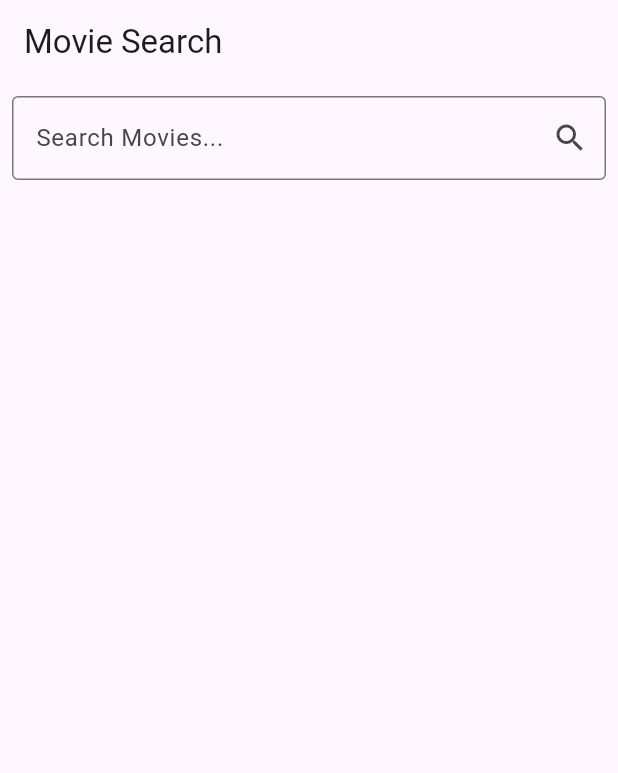
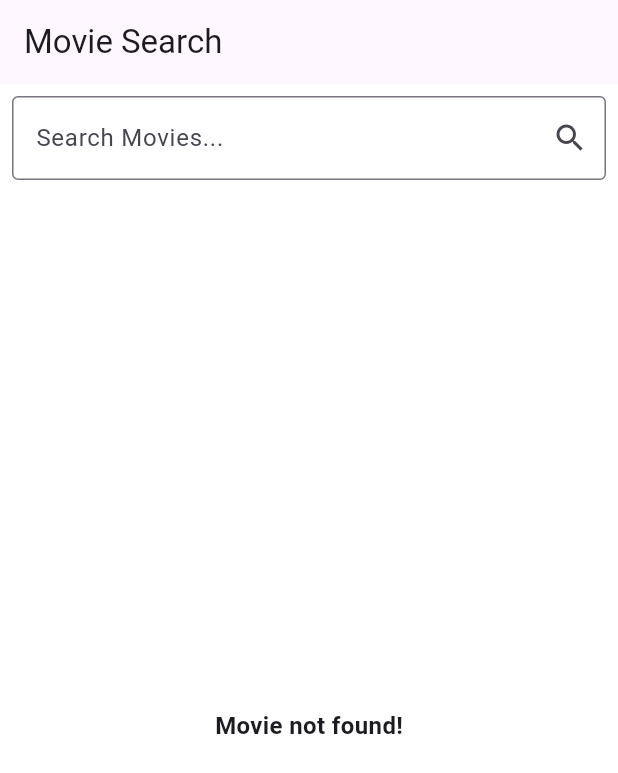
Before and after one commit to justsaagar/OMDB-practical, a Flutter app: the screen it shows after launch, on a phone screen of 412 x 824 dp. Shown: the top 773 px of the screen. Run offline on Flutter 3.47's test engine with Material 3 defaults, Android fonts, the light colour scheme and no system bars; our stand-ins replace cached_network_image, connectivity_plus, get, get_it, internet_connection_checker_plus, loading_animation_widget and 1 more.

Commit message:
Manage: Exception and screen loading in movie search screen

```diff
--- a/lib/app/helper/extension_helper.dart
+++ b/lib/app/helper/extension_helper.dart
@@ -1,4 +1,6 @@
 import 'package:flutter/foundation.dart';
+import 'package:flutter/material.dart';
+import 'package:get/get.dart';
 
 extension SnackBar on String {
   void logs() {
@@ -6,4 +8,8 @@ extension SnackBar on String {
       print(this);
     }
   }
+
+  showError() => Get.snackbar('error'.tr, this, backgroundColor: Colors.red, colorText: Colors.white);
+
+  showSuccess() => Get.snackbar('success'.tr, this, backgroundColor: Colors.green, colorText: Colors.white);
 }
--- a/lib/app/routes/route_constant.dart
+++ b/lib/app/routes/route_constant.dart
@@ -1,5 +1,5 @@
 import 'package:get/get.dart';
-import 'package:omdb_practical/screens/movie_module/movie_details_page.dart';
+import 'package:omdb_practical/screens/movie_module/movie_details/movie_details_page.dart';
 import 'package:omdb_practical/screens/movie_module/movie_search/movie_search_page.dart';
 
 class RouteConstant {
--- a/lib/app/routes/route_helper.dart
+++ b/lib/app/routes/route_helper.dart
@@ -8,5 +8,5 @@ class RouteHelper {
 
   RouteHelper._internal();
 
-  void goToMovieDetails() => Get.toNamed(RouteConstant.movieDetails);
+  void goToMovieDetails(String movieId) => Get.toNamed(RouteConstant.movieDetails, arguments: {'movieId': movieId});
 }
--- a/lib/controller/movie_controller.dart
+++ b/lib/controller/movie_controller.dart
@@ -1,6 +1,7 @@
 import 'package:get/get.dart';
 import 'package:omdb_practical/main.dart';
 import 'package:omdb_practical/repository/movie_repository/movie_repository.dart';
+import 'package:omdb_practical/serializer/movie_details.dart';
 import 'package:omdb_practical/serializer/search_movie.dart';
 
 class MovieController extends GetxController {
@@ -9,4 +10,8 @@ class MovieController extends GetxController {
   Future<List<Movie>> getSearchedMovieList(String movieName) async {
     return await movieRepository.searchMovie(movieName);
   }
+
+  Future<MovieDetails?> getMovieDetails(String movieId) async {
+    return await movieRepository.getMovieDetails(movieId);
+  }
 }
--- a/lib/repository/movie_repository/movie_repository.dart
+++ b/lib/repository/movie_repository/movie_repository.dart
@@ -1,7 +1,8 @@
+import 'package:omdb_practical/serializer/movie_details.dart';
 import 'package:omdb_practical/serializer/search_movie.dart';
 
 abstract class MovieRepository {
   Future<List<Movie>> searchMovie(String movieName);
 
-  Future<Movie> getMovieDetails(String movieId);
+  Future<MovieDetails?> getMovieDetails(String movieId);
 }
--- a/lib/screens/movie_module/movie_search/movie_search_helper.dart
+++ b/lib/screens/movie_module/movie_search/movie_search_helper.dart
@@ -15,7 +15,10 @@ class MovieSearchHelper {
   void updateState() => state.movieController.update();
 
   Future<void> searchMovie() async {
+    apiStatus = ApiStatus.loading;
+    updateState();
     movieList = await state.movieController.getSearchedMovieList(searchController.text);
+    apiStatus = ApiStatus.success;
     updateState();
   }
 }
--- a/lib/screens/movie_module/movie_search/movie_search_page.dart
+++ b/lib/screens/movie_module/movie_search/movie_search_page.dart
@@ -1,6 +1,10 @@
 import 'package:flutter/material.dart';
 import 'package:get/get.dart';
+import 'package:omdb_practical/app/enum/api_status.dart';
 import 'package:omdb_practical/app/helper/extension_helper.dart';
+import 'package:omdb_practical/app/routes/route_helper.dart';
+import 'package:omdb_practical/app/ui/app_image_asset.dart';
+import 'package:omdb_practical/app/ui/app_loader.dart';
 import 'package:omdb_practical/controller/movie_controller.dart';
 import 'package:omdb_practical/screens/movie_module/movie_search/movie_search_helper.dart';
 import 'package:omdb_practical/serializer/search_movie.dart';
@@ -21,61 +25,85 @@ class MovieSearchPageState extends State<MovieSearchPage> {
     movieSearchHelper ?? (movieSearchHelper = MovieSearchHelper(this));
     return Scaffold(
       appBar: AppBar(title: Text("Movie Search")),
+      backgroundColor: Colors.white,
       body: GetBuilder<MovieController>(
         init: MovieController(),
         builder: (movieController) {
           this.movieController = movieController;
-          return Column(
+          return Stack(
+            children: [
+              Column(
                 children: [
                   Padding(
                     padding: const EdgeInsets.all(8.0),
                     child: TextFormField(
                       controller: movieSearchHelper?.searchController,
+                      textInputAction: TextInputAction.search,
+                      onFieldSubmitted: (value) {
+                        FocusScope.of(context).unfocus();
+                        movieSearchHelper?.searchMovie();
+                      },
                       decoration: InputDecoration(
                         labelText: 'Search Movies...',
                         border: OutlineInputBorder(),
                         suffixIcon: IconButton(
                           icon: Icon(Icons.search),
-                      onPressed: () {
-                        'sdsd'.logs();
-                        movieSearchHelper?.searchMovie();
-                      },
+                          onPressed: () => movieSearchHelper?.searchMovie(),
                         ),
                       ),
                     ),
                   ),
+                  SizedBox(height: 16),
                   Expanded(
-                child: ListView.separated(
+                    child: (movieSearchHelper?.movieList.isEmpty ?? true)
+                        ? Center(
+                            child: Text('Movie not found!', style: TextStyle(fontSize: 16, fontWeight: FontWeight.bold)),
+                          )
+                        : ListView.separated(
                             shrinkWrap: true,
+                            padding: EdgeInsets.symmetric(horizontal: 16),
                             itemCount: movieSearchHelper?.movieList.length ?? 0,
                             itemBuilder: (context, index) {
                               final Movie? movie = movieSearchHelper?.movieList[index];
                               if (movie == null) return SizedBox();
-                    return ListTile(
-                      leading: Image.network(
-                        (movie.poster!.isNotEmpty && movie.poster != 'N/A')
-                            ? movie.poster ?? ''
-                            : 'https://via.placeholder.com/150',
-                        width: 50,
-                        height: 80,
-                        fit: BoxFit.cover,
-                        errorBuilder: (context, error, stackTrace) {
-                          return Image.network(
-                            'https://via.placeholder.com/150',
-                            width: 50,
-                            height: 80,
-                            fit: BoxFit.cover,
-                          );
-                        },
+                              return Container(
+                                decoration: BoxDecoration(),
+                                child: Row(
+                                  children: [
+                                    ClipRRect(
+                                      borderRadius: BorderRadius.circular(8),
+                                      child: AppImageAsset(
+                                        image: movie.networkUrl ? movie.poster ?? '' : 'assets/icons/film-slate.png',
+                                        width: 100,
+                                        height: 100,
                                       ),
-                      title: Text(movie.title ?? ''),
-                      subtitle: Text(movie.year ?? ''),
-                      onTap: () {},
+                                    ),
+                                    SizedBox(width: 16),
+                                    Expanded(
+                                      child: Column(
+                                        crossAxisAlignment: CrossAxisAlignment.start,
+                                        children: [
+                                          Text(
+                                            movie.title ?? '',
+                                            style: TextStyle(
+                                              fontWeight: FontWeight.bold,
+                                              fontSize: 16,
+                                            ),
+                                          ),
+                                          Text(movie.year ?? '', style: TextStyle(fontSize: 16)),
+                                        ],
+                                      ),
+                                    ),
+                                  ],
+                                ),
                               );
                             },
                             separatorBuilder: (context, index) => SizedBox(height: 16),
                           ),
                   ),
+                ],
+              ),
+              if (movieSearchHelper?.apiStatus == ApiStatus.loading) AppLoader(),
             ],
           );
         },
--- /dev/null
+++ b/lib/serializer/movie_details.dart
@@ -0,0 +1,131 @@
+import 'package:json_annotation/json_annotation.dart';
+
+part 'movie_details.g.dart';
+
+@JsonSerializable()
+class MovieDetails {
+  @JsonKey(name: 'Title')
+  final String? title;
+
+  @JsonKey(name: 'Year')
+  final String? year;
+
+  @JsonKey(name: 'Rated')
+  final String? rated;
+
+  @JsonKey(name: 'Released')
+  final String? released;
+
+  @JsonKey(name: 'Runtime')
+  final String? runtime;
+
+  @JsonKey(name: 'Genre')
+  final String? genre;
+
+  @JsonKey(name: 'Director')
+  final String? director;
+
+  @JsonKey(name: 'Writer')
+  final String? writer;
+
+  @JsonKey(name: 'Actors')
+  final String? actors;
+
+  @JsonKey(name: 'Plot')
+  final String? plot;
+
+  @JsonKey(name: 'Language')
+  final String? language;
+
+  @JsonKey(name: 'Country')
+  final String? country;
+
+  @JsonKey(name: 'Awards')
+  final String? awards;
+
+  @JsonKey(name: 'Poster')
+  final String? poster;
+
+  @JsonKey(name: 'Ratings')
+  final List<Rating> ratings;
+
+  @JsonKey(name: 'Metascore')
+  final String? metascore;
+
+  @JsonKey(name: 'imdbRating')
+  final String? imdbRating;
+
+  @JsonKey(name: 'imdbVotes')
+  final String? imdbVotes;
+
+  @JsonKey(name: 'imdbID')
+  final String? imdbID;
+
+  @JsonKey(name: 'Type')
+  final String? type;
+
+  @JsonKey(name: 'DVD')
+  final String? dvd;
+
+  @JsonKey(name: 'BoxOffice')
+  final String? boxOffice;
+
+  @JsonKey(name: 'Production')
+  final String? production;
+
+  @JsonKey(name: 'Website')
+  final String? website;
+
+  @JsonKey(name: 'Response')
+  final String? response;
+
+  MovieDetails({
+    this.title,
+    this.year,
+    this.rated,
+    this.released,
+    this.runtime,
+    this.genre,
+    this.director,
+    this.writer,
+    this.actors,
+    this.plot,
+    this.language,
+    this.country,
+    this.awards,
+    this.poster,
+    this.ratings = const <Rating>[],
+    this.metascore,
+    this.imdbRating,
+    this.imdbVotes,
+    this.imdbID,
+    this.type,
+    this.dvd,
+    this.boxOffice,
+    this.production,
+    this.website,
+    this.response,
+  });
+
+  factory MovieDetails.fromJson(Map<String, dynamic> json) => _$MovieDetailsFromJson(json);
+
+  Map<String, dynamic> toJson() => _$MovieDetailsToJson(this);
+}
+
+@JsonSerializable()
+class Rating {
+  @JsonKey(name: 'Source')
+  final String? source;
+
+  @JsonKey(name: 'Value')
+  final String? value;
+
+  Rating({
+    this.source,
+    this.value,
+  });
+
+  factory Rating.fromJson(Map<String, dynamic> json) => _$RatingFromJson(json);
+
+  Map<String, dynamic> toJson() => _$RatingToJson(this);
+}
--- a/lib/serializer/search_movie.dart
+++ b/lib/serializer/search_movie.dart
@@ -52,4 +52,6 @@ class Movie {
   factory Movie.fromJson(Map<String, dynamic> json) => _$MovieFromJson(json);
 
   Map<String, dynamic> toJson() => _$MovieToJson(this);
+
+  bool get networkUrl => poster != null && poster != "N/A";
 }
```
Also changed, not shown: lib/app/ui/app_image_asset.dart (added, +33 -0 lines), lib/app/ui/app_loader.dart (added, +22 -0 lines), lib/repository/movie_repository/movie_repository_impl.dart (+21 -3 lines), pubspec.yaml (+9 -1 lines), assets/icons/film-slate.png (added), lib/serializer/movie_details.g.dart (added). Lines whose indentation alone changed are shown as unchanged.
